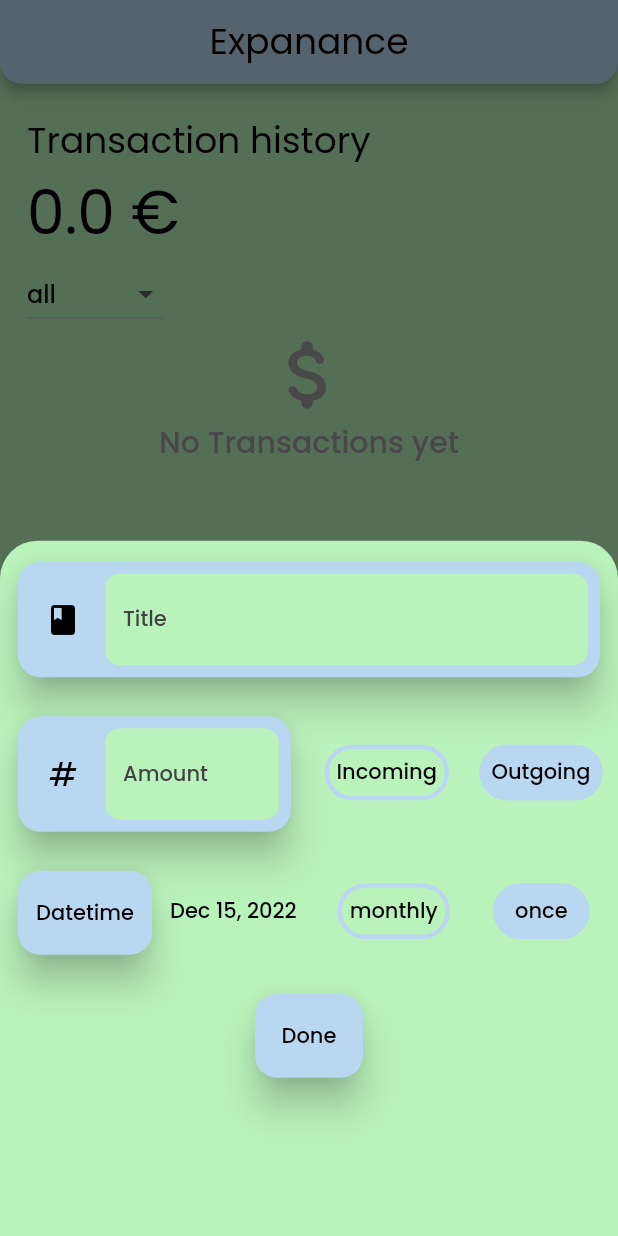
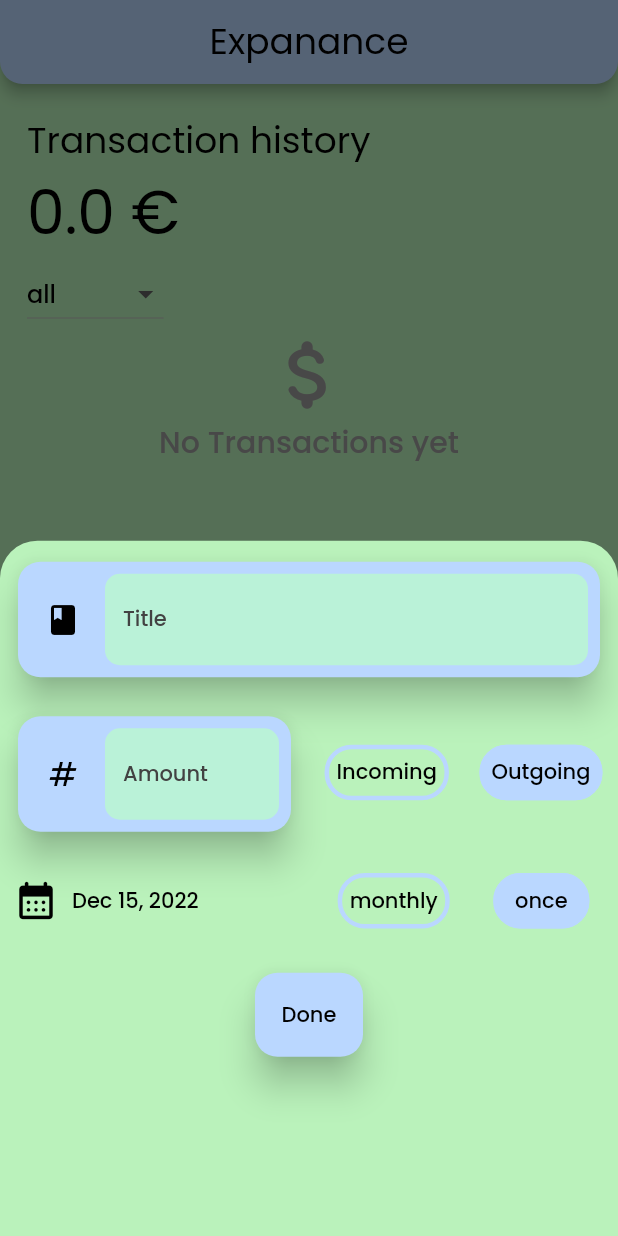
Before and after one commit to KaranSingh1412/expanance, a Flutter app: the screen it shows after launch, after a tap on the "money" icon, on a phone screen of 412 x 824 dp. Run offline on Flutter 3.47's test engine with Material 2 defaults, Android fonts, the phone set to English and light mode, and no system bars; our stand-ins replace hive, hive_flutter; accounts and stored records are empty.

Commit message:
change colors + add iconbutton to datetime

```diff
--- a/lib/screens/homepage.dart
+++ b/lib/screens/homepage.dart
@@ -13,6 +13,8 @@ import 'package:provider/provider.dart';
  * - add animation list
  * - add multiple bank accounts
  * - add app drawer
+ * - replace dropdown with tabbar
+ * - replace datetime button with Icon calendar button
  */
 
 class HomePage extends StatefulWidget {
@@ -71,8 +73,7 @@ class _HomePageState extends State<HomePage> {
           .map((element) => element.amount)
           .fold(0, (value, element) => value + element);
     }
-    return SafeArea(
-      child: Scaffold(
+    return Scaffold(
       //drawer: Drawer(),
       appBar: AppBar(
         shape: const RoundedRectangleBorder(
@@ -117,15 +118,13 @@ class _HomePageState extends State<HomePage> {
                 children: [
                   Text(
                     "Transaction history",
-                      style:
-                          Theme.of(context).textTheme.headlineSmall?.copyWith(
+                    style: Theme.of(context).textTheme.headlineSmall?.copyWith(
                           fontWeight: FontWeight.normal,
                         ),
                   ),
                   Text(
                     "${((totalAmount * 100).round() / 100).toString()} €",
-                      style:
-                          Theme.of(context).textTheme.headlineLarge?.copyWith(
+                    style: Theme.of(context).textTheme.headlineLarge?.copyWith(
                           color: totalAmount < 0
                               ? Colors.red.shade700
                               : Colors.black,
@@ -149,8 +148,7 @@ class _HomePageState extends State<HomePage> {
                           transactionList = transactionProv.transactions;
                         } else {
                           transactionList = transactionProv.transactions
-                                .where(
-                                    (element) => element.tags.contains(value))
+                              .where((element) => element.tags.contains(value))
                               .toList();
                         }
                       });
@@ -195,7 +193,6 @@ class _HomePageState extends State<HomePage> {
                 ),
         ],
       ),
-      ),
     );
   }
 }
--- a/lib/utils/my_themes.dart
+++ b/lib/utils/my_themes.dart
@@ -1,7 +1,7 @@
 import 'package:flutter/material.dart';
 
 class MyThemes {
-  static const Color _primaryColor = Color(0xffbad7f2);
+  static const Color _primaryColor = Color.fromRGBO(186, 215, 255, 1);
   // the nice dark-light blue color
   static const Color _secondaryColor = Color(0xffbaf2d8);
   // the nice light blue color
--- a/lib/widgets/add_transaction_sheet.dart
+++ b/lib/widgets/add_transaction_sheet.dart
@@ -124,17 +124,23 @@ class _AddTransactionSheetState extends State<AddTransactionSheet> {
               ],
             ),
             Row(
-              mainAxisAlignment: MainAxisAlignment.spaceBetween,
+              mainAxisAlignment: MainAxisAlignment.center,
               children: [
                 Expanded(
                   child: Row(
                     children: [
-                      ModalButton(
+                      IconButton(
+                        onPressed: () {
+                          _selectDate(context);
+                        },
+                        icon: const Icon(Icons.calendar_month_rounded),
+                      ),
+                      /*ModalButton(
                         label: "Datetime",
                         buttonPressed: () {
                           _selectDate(context);
                         },
-                      ),
+                      ),*/
                       Text(
                         DateFormat.yMMMd().format(selectedDate),
                       ),
--- a/lib/widgets/modal_textfield.dart
+++ b/lib/widgets/modal_textfield.dart
@@ -44,7 +44,7 @@ class _ModalTextFieldState extends State<ModalTextField> {
             controller: widget.controller,
             onFieldSubmitted: (_) => widget.submitter,
             decoration: InputDecoration(
-              fillColor: Theme.of(context).colorScheme.background,
+              fillColor: Theme.of(context).colorScheme.secondary,
               filled: true,
               border: OutlineInputBorder(
                 borderRadius: BorderRadius.circular(10),
```
Lines whose indentation alone changed are shown as unchanged.
